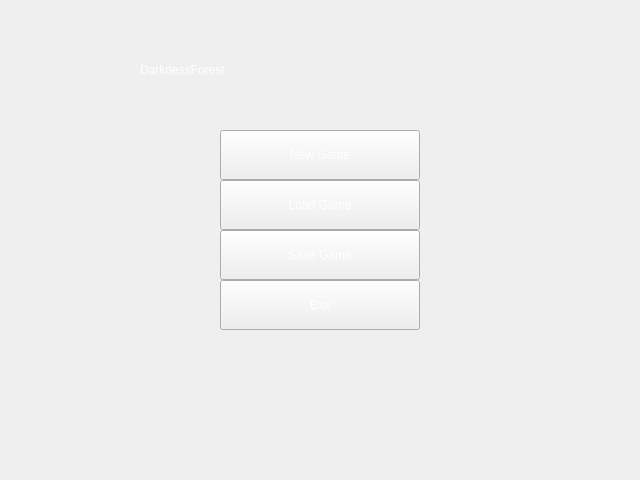
This is DarknessForest/mainwidget.ui in 1evinsky/Darkness-Forest as Qt 5 draws it before an edit. The edited form follows.
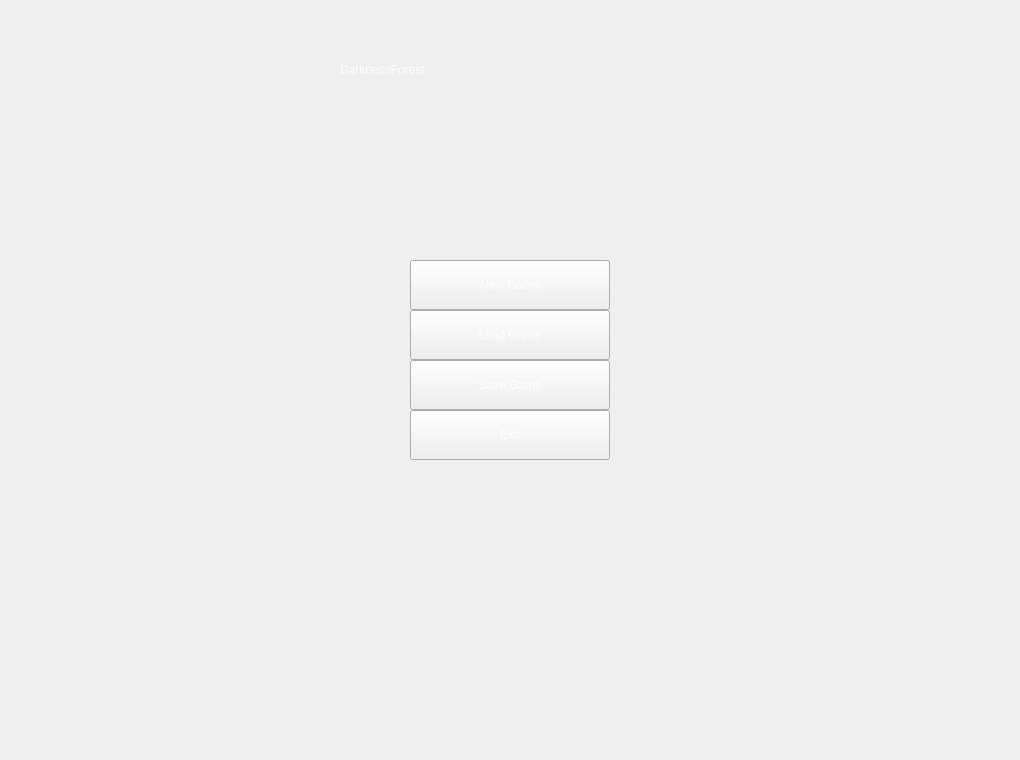
This is the edited form. The open tabs and pages were chosen to show the change. Icons and pictures are not drawn.

Commit message: Change window size 1020x760

Patch:
```diff
--- a/DarknessForest/mainwidget.ui
+++ b/DarknessForest/mainwidget.ui
@@ -12,8 +12,8 @@
    <rect>
     <x>0</x>
     <y>0</y>
-    <width>640</width>
-    <height>480</height>
+    <width>1020</width>
+    <height>760</height>
    </rect>
   </property>
   <property name="sizePolicy">
@@ -24,14 +24,14 @@
   </property>
   <property name="minimumSize">
    <size>
-    <width>640</width>
-    <height>480</height>
+    <width>1020</width>
+    <height>760</height>
    </size>
   </property>
   <property name="maximumSize">
    <size>
-    <width>640</width>
-    <height>480</height>
+    <width>1020</width>
+    <height>760</height>
    </size>
   </property>
   <property name="sizeIncrement">
@@ -60,10 +60,28 @@
     <rect>
      <x>0</x>
      <y>0</y>
-     <width>640</width>
-     <height>480</height>
+     <width>1020</width>
+     <height>760</height>
     </rect>
    </property>
+   <property name="maximumSize">
+    <size>
+     <width>1020</width>
+     <height>760</height>
+    </size>
+   </property>
+   <property name="sizeIncrement">
+    <size>
+     <width>1020</width>
+     <height>760</height>
+    </size>
+   </property>
+   <property name="baseSize">
+    <size>
+     <width>1020</width>
+     <height>760</height>
+    </size>
+   </property>
    <property name="focusPolicy">
     <enum>Qt::StrongFocus</enum>
    </property>
@@ -86,8 +104,8 @@
     <widget class="QPushButton" name="newGemeButton">
      <property name="geometry">
       <rect>
-       <x>220</x>
-       <y>130</y>
+       <x>410</x>
+       <y>260</y>
        <width>200</width>
        <height>50</height>
       </rect>
@@ -113,8 +131,8 @@
     <widget class="QPushButton" name="loadGameButton">
      <property name="geometry">
       <rect>
-       <x>220</x>
-       <y>180</y>
+       <x>410</x>
+       <y>310</y>
        <width>200</width>
        <height>50</height>
       </rect>
@@ -130,8 +148,8 @@
     <widget class="QPushButton" name="saveGameButton">
      <property name="geometry">
       <rect>
-       <x>220</x>
-       <y>230</y>
+       <x>410</x>
+       <y>360</y>
        <width>200</width>
        <height>50</height>
       </rect>
@@ -147,8 +165,8 @@
     <widget class="QPushButton" name="exitGameButton">
      <property name="geometry">
       <rect>
-       <x>220</x>
-       <y>280</y>
+       <x>410</x>
+       <y>410</y>
        <width>200</width>
        <height>50</height>
       </rect>
@@ -164,7 +182,7 @@
     <widget class="QLabel" name="label">
      <property name="geometry">
       <rect>
-       <x>140</x>
+       <x>340</x>
        <y>40</y>
        <width>340</width>
        <height>60</height>
```
Left out of the diff: 10 changed lines with no effect on the pictures. The commit also changes 1 other file.
